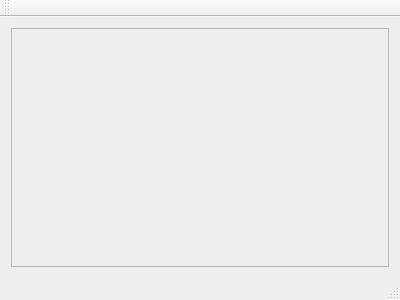
The window that dynamicButtons/mainwindow.ui (dork7/Qt_stash) describes before a commit, drawn with Qt 5.
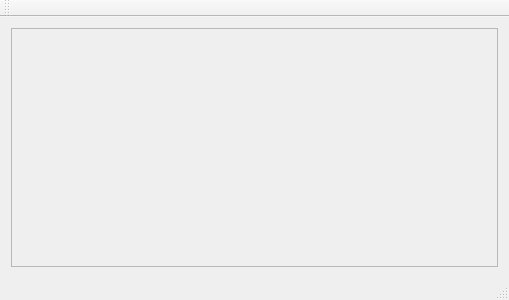
The same window after the commit.

The edit to the form file:
```diff
--- a/dynamicButtons/mainwindow.ui
+++ b/dynamicButtons/mainwindow.ui
@@ -6,7 +6,7 @@
    <rect>
     <x>0</x>
     <y>0</y>
-    <width>400</width>
+    <width>509</width>
     <height>300</height>
    </rect>
   </property>
@@ -25,8 +25,8 @@
         <rect>
          <x>0</x>
          <y>0</y>
-         <width>372</width>
-         <height>219</height>
+         <width>481</width>
+         <height>221</height>
         </rect>
        </property>
        <layout class="QVBoxLayout" name="verticalLayout_3">
```
Left out of the diff: 13 changed lines with no effect on the pictures.
